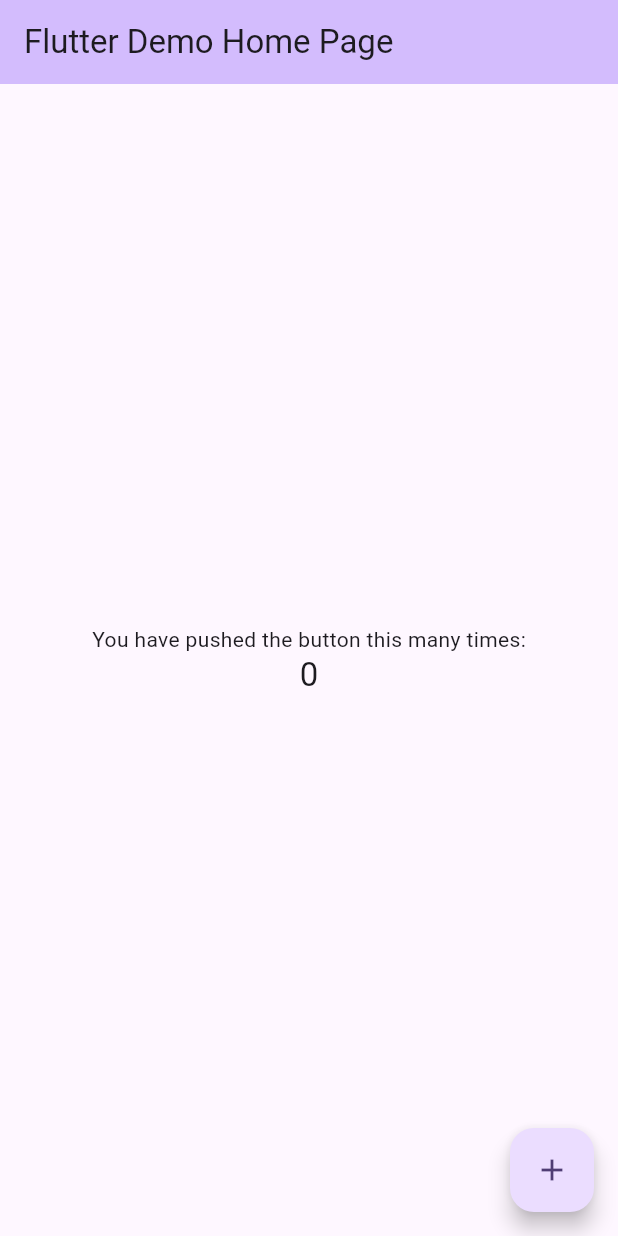
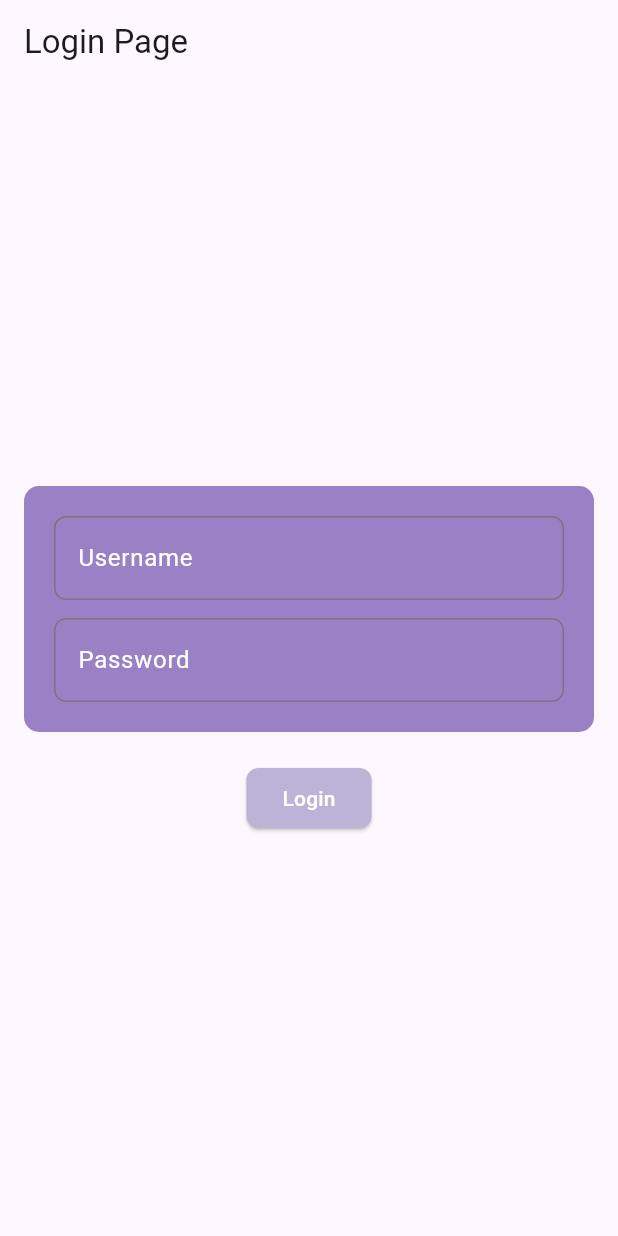
Before and after one commit to KalpaniAthukorala/flutter_iot, a Flutter app: the screen it shows after launch, on a phone screen of 412 x 824 dp. Run offline on Flutter 3.47's test engine with Material 3 defaults, Android fonts, the phone set to English and light mode, and no system bars; our stand-ins replace speech_to_text.

Commit message:
added-login

```diff
--- a/lib/control.dart
+++ b/lib/control.dart
@@ -124,6 +124,16 @@ class _ControlPageState extends State<ControlPage> {
     return Scaffold(
       appBar: AppBar(
         title: Text('ESP32 Control'),
+        actions: [
+          IconButton(
+            icon: Icon(Icons.logout),
+            onPressed: () {
+              // Implement logout logic
+              Navigator.pushReplacementNamed(context, '/login');
+            },
+          ),
+        ],
+        automaticallyImplyLeading: false, // Set this property to false
       ),
       body: Center(
         child: Column(
--- a/lib/main.dart
+++ b/lib/main.dart
@@ -13,12 +13,16 @@ class MyApp extends StatelessWidget {
     return MaterialApp(
       title: 'Flutter Demo',
       theme: ThemeData(
+        primaryColor: const Color.fromARGB(255, 154, 128, 197),
+        primaryColorDark: const Color.fromARGB(
+            255, 156, 145, 187), // Use deepPurpleAccent as an alternative
         colorScheme: ColorScheme.fromSeed(seedColor: Colors.deepPurple),
         useMaterial3: true,
       ),
-      initialRoute: '/',
+      initialRoute: '/login',
       routes: {
-        '/': (context) => MyHomePage(title: 'Flutter Demo Home Page'),
+        '/login': (context) => LoginPage(),
+        '/home': (context) => MyHomePage(title: 'Flutter Demo Home Page'),
         '/control': (context) => ControlPage(),
       },
     );
@@ -47,7 +51,6 @@ class _MyHomePageState extends State<MyHomePage> {
   Widget build(BuildContext context) {
     return Scaffold(
       appBar: AppBar(
-        backgroundColor: Theme.of(context).colorScheme.inversePrimary,
         title: Text(widget.title),
       ),
       body: Center(
@@ -74,3 +77,96 @@ class _MyHomePageState extends State<MyHomePage> {
     );
   }
 }
+
+class LoginPage extends StatelessWidget {
+  final TextEditingController usernameController = TextEditingController();
+  final TextEditingController passwordController = TextEditingController();
+
+  @override
+  Widget build(BuildContext context) {
+    return Scaffold(
+      appBar: AppBar(
+        title: Text('Login Page'),
+        automaticallyImplyLeading: false,
+      ),
+      body: Padding(
+        padding: const EdgeInsets.all(16.0),
+        child: Column(
+          mainAxisAlignment: MainAxisAlignment.center,
+          children: [
+            Container(
+              decoration: BoxDecoration(
+                color: Theme.of(context).primaryColor,
+                borderRadius: BorderRadius.circular(10),
+              ),
+              child: Padding(
+                padding: const EdgeInsets.all(20.0),
+                child: Column(
+                  children: [
+                    TextField(
+                      controller: usernameController,
+                      decoration: InputDecoration(
+                        labelText: 'Username',
+                        labelStyle: TextStyle(color: Colors.white),
+                        border: OutlineInputBorder(
+                          borderRadius: BorderRadius.circular(8.0),
+                        ),
+                      ),
+                    ),
+                    SizedBox(height: 12),
+                    TextField(
+                      controller: passwordController,
+                      obscureText: true,
+                      decoration: InputDecoration(
+                        labelText: 'Password',
+                        labelStyle: TextStyle(color: Colors.white),
+                        border: OutlineInputBorder(
+                          borderRadius: BorderRadius.circular(8.0),
+                        ),
+                      ),
+                    ),
+                  ],
+                ),
+              ),
+            ),
+            SizedBox(height: 20),
+            ElevatedButton(
+              onPressed: () {
+                if (usernameController.text.isNotEmpty &&
+                    passwordController.text.isNotEmpty) {
+                  Navigator.pushReplacementNamed(context, '/control');
+                } else {
+                  showDialog(
+                    context: context,
+                    builder: (context) => AlertDialog(
+                      title: Text('Login Failed'),
+                      content: Text('Invalid username or password.'),
+                      actions: [
+                        TextButton(
+                          onPressed: () {
+                            Navigator.of(context).pop();
+                          },
+                          child: Text('OK'),
+                        ),
+                      ],
+                    ),
+                  );
+                }
+              },
+              style: ElevatedButton.styleFrom(
+                primary: const Color.fromARGB(255, 188, 179, 214),
+                shape: RoundedRectangleBorder(
+                  borderRadius: BorderRadius.circular(8.0),
+                ),
+              ),
+              child: Text(
+                'Login',
+                style: TextStyle(color: Colors.white),
+              ),
+            ),
+          ],
+        ),
+      ),
+    );
+  }
+}
```
